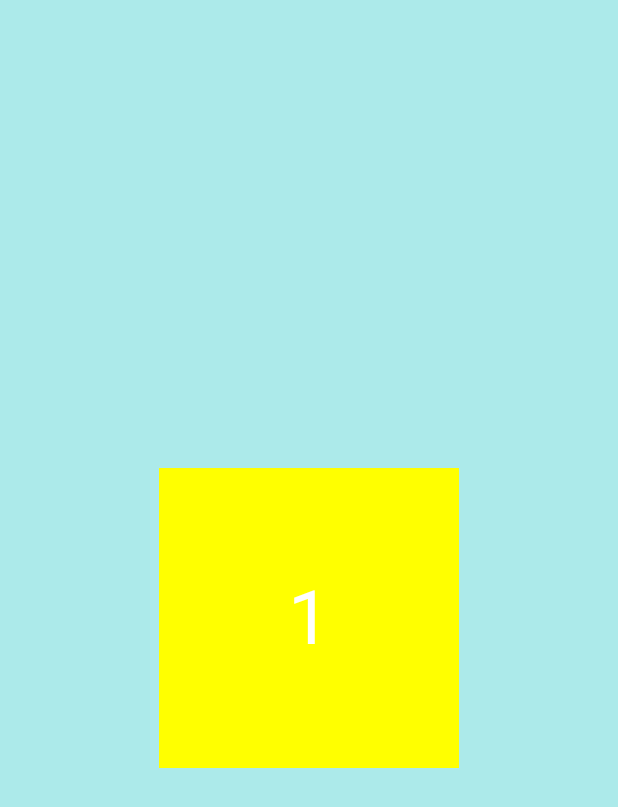
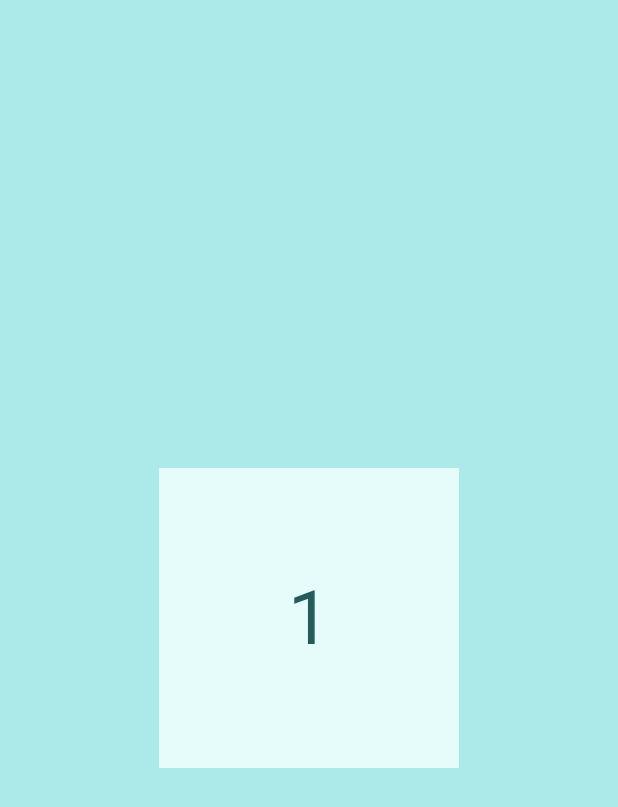
Before and after one commit to FrankNesling/x-mess, an Android app built with Jetpack Compose: the screen it shows after launch (MainActivity), on a phone screen of 412 x 824 dp. Shown: the top 807 px of the screen. Run offline under Robolectric (Android 15) with nearby library versions, the phone set to English and light mode, and no system bars.

Commit message:
coloring daypage

```diff
--- a/app/src/main/java/com/webiecom/x_mess/DayPage.kt
+++ b/app/src/main/java/com/webiecom/x_mess/DayPage.kt
@@ -24,6 +24,9 @@ import androidx.compose.ui.text.font.FontWeight
 import androidx.compose.ui.text.style.TextAlign
 import androidx.compose.ui.unit.dp
 import androidx.compose.ui.unit.sp
+import com.webiecom.x_mess.ui.theme.darkText
+import com.webiecom.x_mess.ui.theme.snowWhite
+import com.webiecom.x_mess.ui.theme.textColor
 import java.time.LocalDate
 
 fun getDaySuffix(day: Int): String {
@@ -48,7 +51,10 @@ fun DayPage(idx: Int) {
                 Button(onClick = { openAlert.value = false }) {
                     Text("OK")
                 }
-            }
+            },
+            containerColor = snowWhite,
+            titleContentColor = darkText,
+            textContentColor = darkText
         )
     }
 
@@ -81,7 +87,7 @@ fun DayPage(idx: Int) {
             Box(
                 modifier = Modifier
                     .size(200.dp)
-                    .background(Yellow)
+                    .background(snowWhite)
                     .padding(16.dp)
                     .clickable(onClick = openBox),
                 contentAlignment = Alignment.Center
@@ -89,7 +95,7 @@ fun DayPage(idx: Int) {
                 Text(
                     text = (idx+1).toString(),
                     fontSize = 50.sp,
-                    color = White
+                    color = textColor
                 )
             }
             Spacer(modifier = Modifier.weight(1f))
--- a/app/src/main/java/com/webiecom/x_mess/ui/theme/Color.kt
+++ b/app/src/main/java/com/webiecom/x_mess/ui/theme/Color.kt
@@ -4,3 +4,5 @@ import androidx.compose.ui.graphics.Color
 
 val backgroundColor = Color(0xFFACEAEA)
 val textColor = Color(0xFF255B5B)
+val snowWhite = Color(0xFFE5FCFA)
+val darkText = Color(0xFF031067)
```
